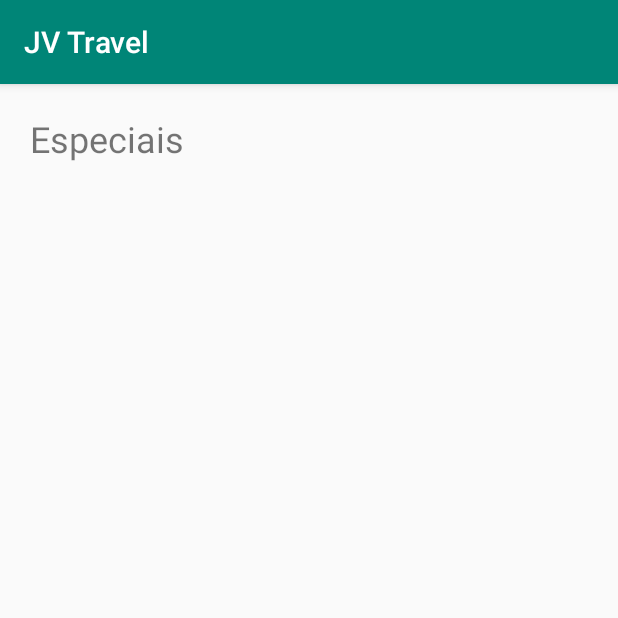
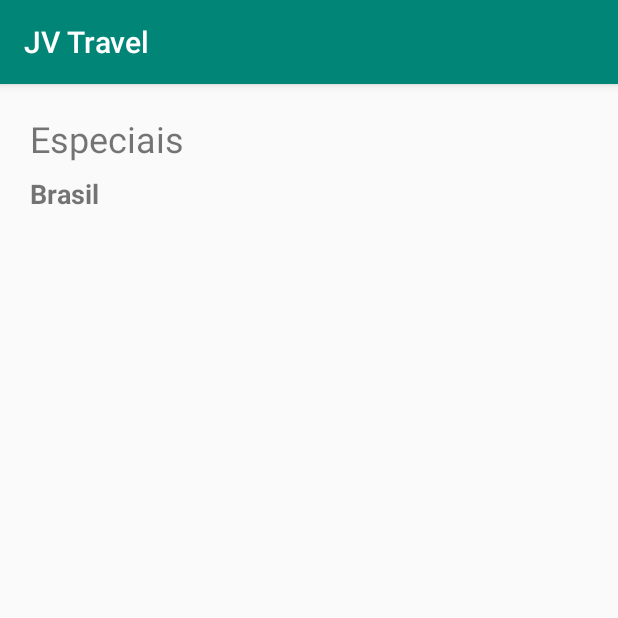
Before and after one commit to JhonyVillani/course-android-java-layouts, an Android app: the screen it shows after launch (ListaPacotesActivity), on a phone screen of 412 x 824 dp, the top half of it. Run offline under Robolectric (Android 15) with nearby library versions, the phone set to English and light mode, and no system bars.

Commit message:
Alinhamento entre Views

```diff
--- a/app/src/main/res/layout/activity_lista_pacotes.xml
+++ b/app/src/main/res/layout/activity_lista_pacotes.xml
@@ -19,4 +19,15 @@
         app:layout_constraintStart_toStartOf="parent"
         app:layout_constraintTop_toTopOf="parent"
         app:layout_constraintVertical_bias="0.0" />
+
+    <TextView
+        android:id="@+id/textView2"
+        android:layout_width="wrap_content"
+        android:layout_height="wrap_content"
+        android:layout_marginTop="8dp"
+        android:text="Brasil"
+        android:textSize="18sp"
+        android:textStyle="bold"
+        app:layout_constraintStart_toStartOf="@+id/textView"
+        app:layout_constraintTop_toBottomOf="@+id/textView" />
 </androidx.constraintlayout.widget.ConstraintLayout>
```
